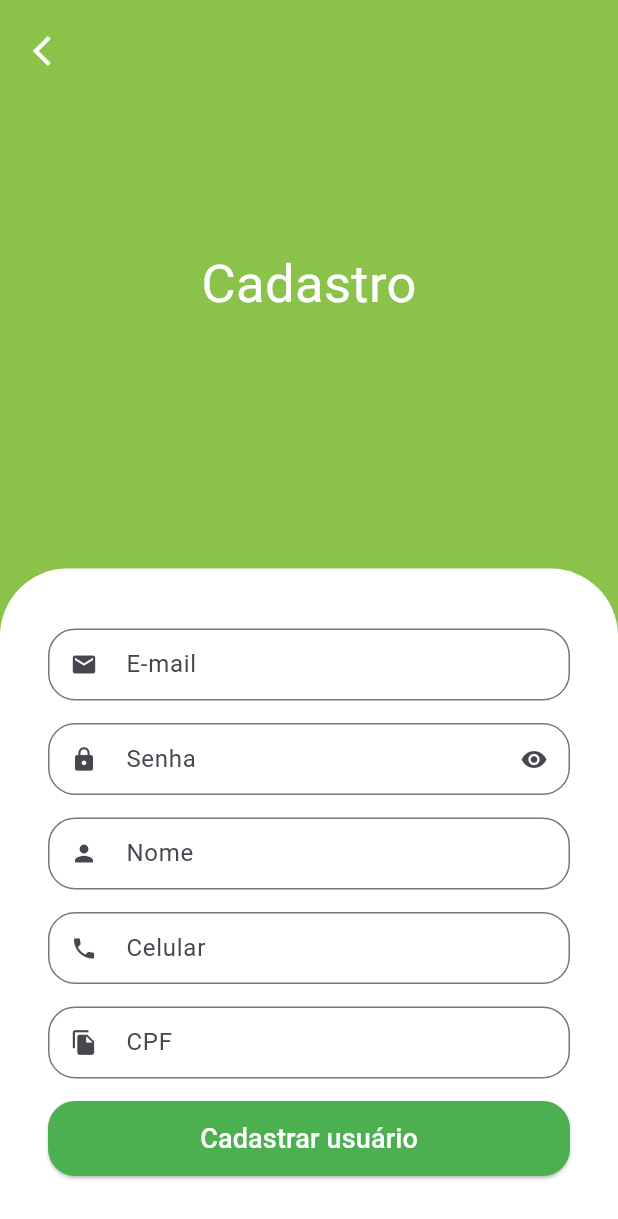
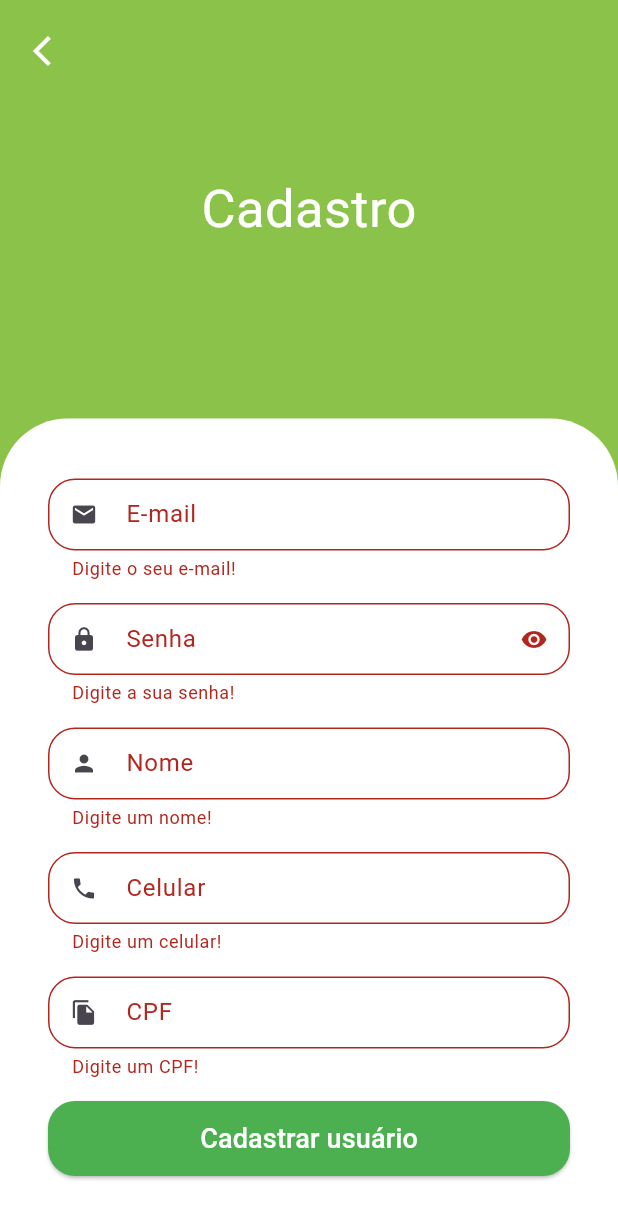
Before and after one commit to danielacsapps/greengrocer, a Flutter app: the SignUpScreen screen opened by its route, after a tap on "Cadastrar usuário", on a phone screen of 412 x 824 dp. Shown: the top 1219 px of the screen. Run offline on Flutter 3.47's test engine with Material 3 defaults, Android fonts, the phone set to English and light mode, and no system bars; our stand-ins replace animated_text_kit, badges, dio, flutter_secure_storage, fluttertoast, freezed_annotation and 4 more; missing offline and left inert: add_to_cart_animation; accounts and stored records are empty.

Commit message:
Seção 14: Flutter GetX: Tela de cadastro

```diff
--- a/lib/src/pages/auth/repository/auth_errors.dart
+++ b/lib/src/pages/auth/repository/auth_errors.dart
@@ -4,6 +4,12 @@ String authErrorsString(String? code) {
       return 'E-mail e/ou senha inválidos';
     case 'Invalid session token':
       return 'Token inválido';
+    case 'INVALID_FULLNAME':
+      return 'Ocorreu um erro ao cadastrar usuário: Nome inválido';
+    case 'INVALID_PHONE':
+      return 'Ocorreu um erro ao cadastrar usuário: Celular inválido';
+    case 'INVALID_CPF':
+      return 'Ocorreu um erro ao cadastrar usuário: CPF inválido';
     default:
       return 'Um erro indefinido ocorreu';
   }
--- a/lib/src/pages/auth/view/sign_up_screen.dart
+++ b/lib/src/pages/auth/view/sign_up_screen.dart
@@ -1,7 +1,14 @@
 import 'package:flutter/material.dart';
+import 'package:get/get.dart';
+import 'package:get/get_core/src/get_main.dart';
+import 'package:get/get_instance/get_instance.dart';
+import 'package:greengrocer/src/pages/auth/controller/auth_controller.dart';
+
+import 'package:mask_text_input_formatter/mask_text_input_formatter.dart';
+
 import 'package:greengrocer/src/pages/common_widgets/custom_text_field.dart';
 import 'package:greengrocer/src/config/custom_colors.dart';
-import 'package:mask_text_input_formatter/mask_text_input_formatter.dart';
+import 'package:greengrocer/src/services/validators.dart';
 
 class SignUpScreen extends StatelessWidget {
   SignUpScreen({super.key});
@@ -15,6 +22,9 @@ class SignUpScreen extends StatelessWidget {
     mask: '## # ####-####',
     filter: {'#': RegExp(r'[0-9]')},
   );
+
+  final _formKey = GlobalKey<FormState>();
+  final authController = Get.find<AuthController>();
 
   @override
   Widget build(BuildContext context) {
@@ -39,7 +49,6 @@ class SignUpScreen extends StatelessWidget {
                     ),
                   ),
 
-                  // Formulário
                   Container(
                     padding: const EdgeInsets.symmetric(
                       horizontal: 32,
@@ -51,53 +60,88 @@ class SignUpScreen extends StatelessWidget {
                         top: Radius.circular(45),
                       ),
                     ),
+                    child: Form(
+                      key: _formKey,
                       child: Column(
                         crossAxisAlignment: CrossAxisAlignment.stretch,
                         children: [
-                        const CustomTextField(
+                          CustomTextField(
                             icon: Icons.email,
                             label: 'E-mail',
+                            textInputType: TextInputType.emailAddress,
+                            validator: emailValidator,
+                            onSaved: (value) =>
+                                authController.user.email = value,
                           ),
 
-                        const CustomTextField(
+                          CustomTextField(
                             icon: Icons.lock,
                             label: 'Senha',
                             isSecret: true,
+                            validator: passwordValidator,
+                            onSaved: (value) =>
+                                authController.user.password = value,
                           ),
 
-                        const CustomTextField(
+                          CustomTextField(
                             icon: Icons.person,
                             label: 'Nome',
+                            validator: nameValidator,
+                            onSaved: (value) =>
+                                authController.user.name = value,
                           ),
 
                           CustomTextField(
                             icon: Icons.phone,
                             label: 'Celular',
                             inputFormatters: [phoneFormatter],
+                            textInputType: TextInputType.phone,
+                            validator: phoneValidator,
+                            onSaved: (value) =>
+                                authController.user.phone = value,
                           ),
 
                           CustomTextField(
                             icon: Icons.file_copy,
                             label: 'CPF',
                             inputFormatters: [cpfFormatter],
+                            textInputType: TextInputType.number,
+                            validator: cpfValidator,
+                            onSaved: (value) => authController.user.cpf = value,
                           ),
 
                           SizedBox(
                             height: 50,
-                          child: ElevatedButton(
+                            child: Obx(() {
+                              return ElevatedButton(
                                 style: ElevatedButton.styleFrom(
                                   shape: RoundedRectangleBorder(
-                                borderRadius: BorderRadiusGeometry.circular(18),
+                                    borderRadius: BorderRadiusGeometry.circular(
+                                      18,
                                     ),
                                   ),
-                            onPressed: () {},
-                            child: Text(
+                                ),
+                                onPressed: authController.isLoading.value
+                                    ? null
+                                    : () {
+                                        FocusScope.of(context).unfocus();
+
+                                        if (_formKey.currentState!.validate()) {
+                                          _formKey.currentState!.save();
+                                          authController.signUp();
+                                        }
+                                      },
+                                child: authController.isLoading.value
+                                    ? CircularProgressIndicator()
+                                    : const Text(
                                         'Cadastrar usuário',
                                         style: TextStyle(fontSize: 18),
                                       ),
-                          ),
+                              );
+                            }),
                           ),
                         ],
+                      ),
                     ),
                   ),
                 ],
--- a/lib/src/pages/common_widgets/custom_text_field.dart
+++ b/lib/src/pages/common_widgets/custom_text_field.dart
@@ -9,7 +9,9 @@ class CustomTextField extends StatefulWidget {
   final String? initialValue;
   final bool readOnly;
   final String? Function(String?)? validator;
+  final void Function(String?)? onSaved;
   final TextEditingController? controller;
+  final TextInputType? textInputType;
 
   const CustomTextField({
     super.key,
@@ -21,6 +23,8 @@ class CustomTextField extends StatefulWidget {
     this.readOnly = false,
     this.validator,
     this.controller,
+    this.textInputType,
+    this.onSaved,
   });
 
   @override
@@ -47,6 +51,8 @@ class _CustomTextFieldState extends State<CustomTextField> {
         inputFormatters: widget.inputFormatters,
         obscureText: isObscure,
         validator: widget.validator,
+        onSaved: widget.onSaved,
+        keyboardType: widget.textInputType,
         decoration: InputDecoration(
           prefixIcon: Icon(widget.icon),
           suffixIcon: widget.isSecret
--- /dev/null
+++ b/lib/src/services/validators.dart
@@ -0,0 +1,63 @@
+import 'package:get/get_utils/src/extensions/string_extensions.dart';
+
+String? emailValidator(String? email) {
+  if (email == null || email.isEmpty) {
+    return 'Digite o seu e-mail!';
+  }
+
+  if (!email.isEmail) {
+    return 'Digite um e-mail válido!';
+  }
+
+  return null;
+}
+
+String? passwordValidator(String? password) {
+  if (password == null || password.isEmpty) {
+    return 'Digite a sua senha!';
+  }
+
+  if (password.length < 7) {
+    return 'Digite uma senha com pelo menos 7 caracteres!';
+  }
+
+  return null;
+}
+
+String? nameValidator(String? name) {
+  if (name == null || name.isEmpty) {
+    return 'Digite um nome!';
+  }
+
+  final names = name.split(' ');
+
+  if (names.length == 1) {
+    return 'Digite seu nome completo!';
+  }
+
+  return null;
+}
+
+String? phoneValidator(String? phone) {
+  if (phone == null || phone.isEmpty) {
+    return 'Digite um celular!';
+  }
+
+  if (phone.length < 14 || !phone.isPhoneNumber) {
+    return 'Digite um número válido';
+  }
+
+  return null;
+}
+
+String? cpfValidator(String? cpf) {
+  if (cpf == null || cpf.isEmpty) {
+    return 'Digite um CPF!';
+  }
+
+  if (!cpf.isCpf) {
+    return 'Digite um CPF válido';
+  }
+
+  return null;
+}
```
Also changed, not shown: lib/src/pages/auth/controller/auth_controller.dart (+16 -0 lines), lib/src/pages/auth/repository/auth_repository.dart (+21 -12 lines), lib/src/pages/auth/view/sign_in_screen.dart (+3 -22 lines), lib/src/pages/profile/profile_tab.dart (+13 -1 lines). Lines whose indentation alone changed are shown as unchanged.
